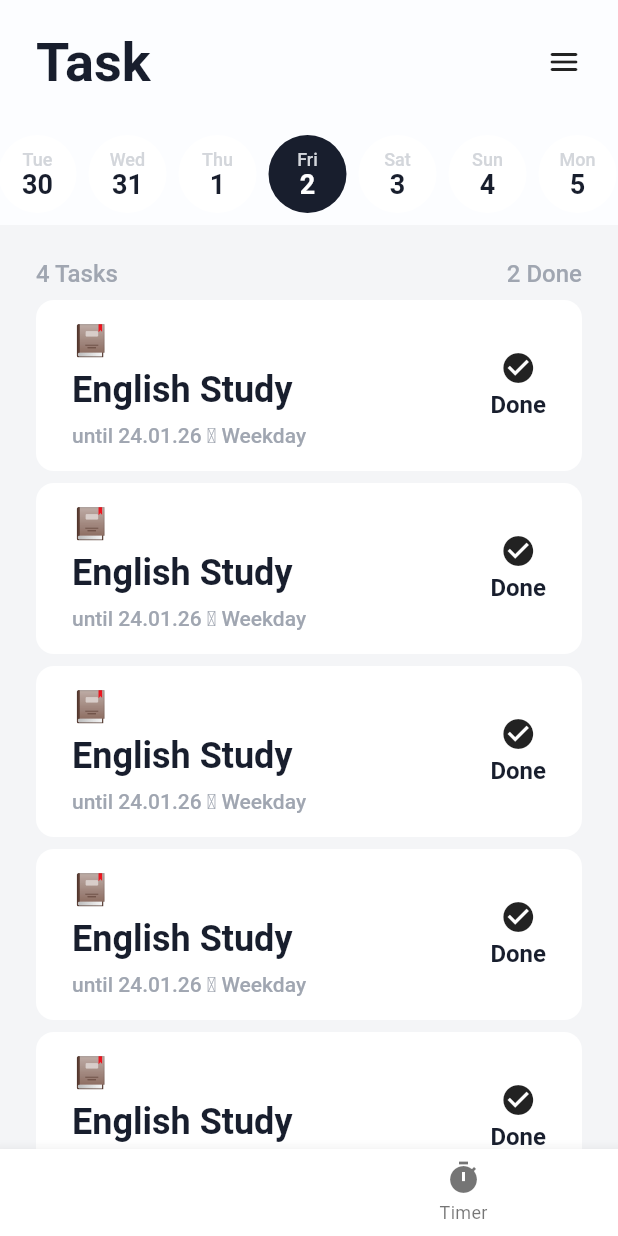
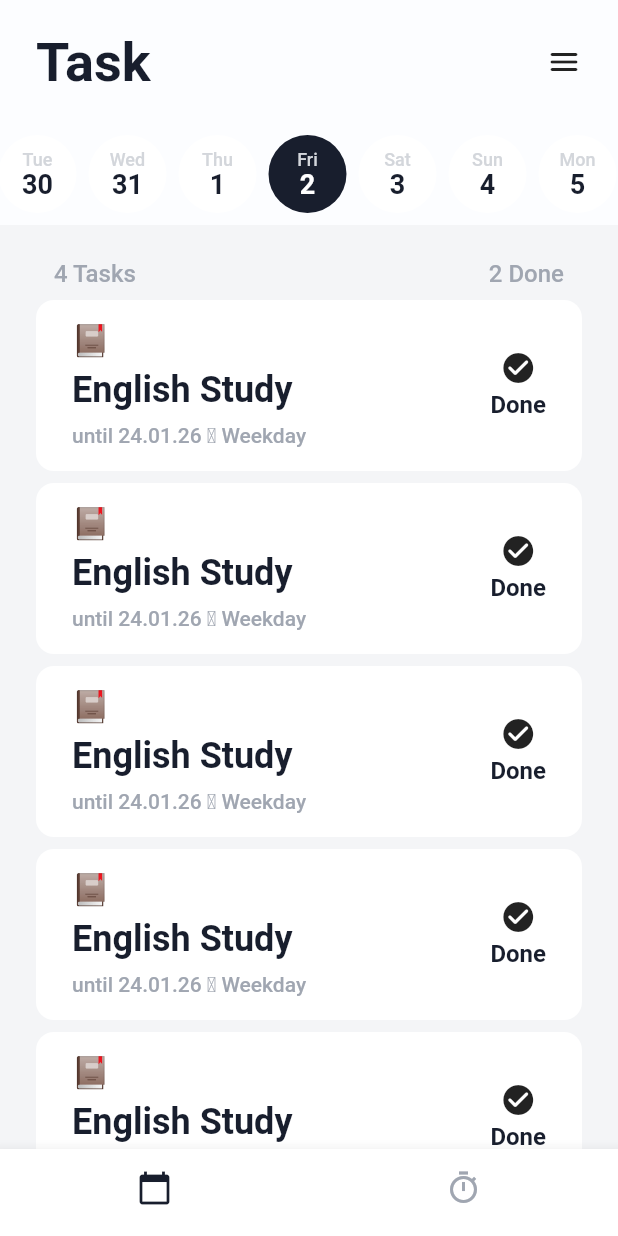
Before and after one commit to jeaniecho/zest-habit, a Flutter app: the screen it shows after launch, on a phone screen of 412 x 824 dp. Run offline on Flutter 3.47's test engine with Material 3 defaults, Android fonts, the phone set to English and light mode, and no system bars; our stand-ins replace rxdart; Roboto replaces fonts that are missing (NotoSansKR, Pretendard); project files that could hold a hidden picture were left out.

Commit message:
minor fix

```diff
--- a/lib/blocs/base/daily_bloc.dart
+++ b/lib/blocs/base/daily_bloc.dart
@@ -1,17 +1,25 @@
+import 'package:flutter/material.dart';
 import 'package:habit_app/utils/disposable.dart';
 import 'package:rxdart/rxdart.dart';
 
 const int prevDates = 30;
 
 class DailyBloc extends Disposable {
+  final double deviceWidth;
+
   late final List<DateTime> dates;
 
   final BehaviorSubject<int> _dateIndex = BehaviorSubject.seeded(prevDates);
   Stream<int> get dateIndex => _dateIndex.stream;
   Function get setDateIndex => _dateIndex.add;
 
-  DailyBloc() {
+  late final ScrollController dateScrollController;
+
+  DailyBloc({required this.deviceWidth}) {
     dates = getDates();
+    dateScrollController = ScrollController(
+        initialScrollOffset:
+            ((52 + 8) * prevDates - ((deviceWidth - 86) / 2)).toDouble());
   }
 
   @override
--- a/lib/pages/base/daily_page.dart
+++ b/lib/pages/base/daily_page.dart
@@ -60,11 +60,6 @@ class DailyDates extends StatelessWidget {
   Widget build(BuildContext context) {
     DailyBloc dailyBloc = context.read<DailyBloc>();
 
-    ScrollController dateScrollController = ScrollController(
-        initialScrollOffset: ((52 + 8) * prevDates -
-                ((MediaQuery.sizeOf(context).width - 86) / 2))
-            .toDouble());
-
     return StreamBuilder<int>(
         stream: dailyBloc.dateIndex,
         builder: (context, snapshot) {
@@ -73,7 +68,7 @@ class DailyDates extends StatelessWidget {
           return SizedBox(
             height: 52 + 16,
             child: ListView.separated(
-                controller: dateScrollController,
+                controller: dailyBloc.dateScrollController,
                 scrollDirection: Axis.horizontal,
                 padding: HTEdgeInsets.horizontal16,
                 shrinkWrap: true,
@@ -133,7 +128,9 @@ class DailyTaskList extends StatelessWidget {
             padding: HTEdgeInsets.all24,
             child: Column(
               children: [
-                const Row(
+                const Padding(
+                  padding: HTEdgeInsets.horizontal12,
+                  child: Row(
                     children: [
                       HTText(
                         '4 Tasks',
@@ -147,6 +144,7 @@ class DailyTaskList extends StatelessWidget {
                         color: HTColors.gray040,
                       ),
                     ],
+                  ),
                 ),
                 HTSpacers.height8,
                 ListView.separated(
@@ -186,7 +184,7 @@ class DailyTaskList extends StatelessWidget {
                             Spacer(),
                             Column(
                               children: [
-                                Icon(Icons.check_circle),
+                                Icon(Icons.check_circle_rounded),
                                 HTText(
                                   'Done',
                                   typoToken: HTTypoToken.headlineXXSmall,
--- a/lib/pages/base_page.dart
+++ b/lib/pages/base_page.dart
@@ -4,6 +4,7 @@ import 'package:habit_app/blocs/base/daily_bloc.dart';
 import 'package:habit_app/blocs/base/timer_bloc.dart';
 import 'package:habit_app/pages/base/daily_page.dart';
 import 'package:habit_app/pages/base/timer_page.dart';
+import 'package:habit_app/styles/colors.dart';
 import 'package:provider/provider.dart';
 
 class BasePage extends StatelessWidget {
@@ -12,7 +13,8 @@ class BasePage extends StatelessWidget {
   @override
   Widget build(BuildContext context) {
     AppBloc appBloc = context.read<AppBloc>();
-    DailyBloc dailyBloc = DailyBloc();
+    DailyBloc dailyBloc =
+        DailyBloc(deviceWidth: MediaQuery.sizeOf(context).width);
     TimerBloc timerBloc = TimerBloc();
 
     return StreamBuilder<int>(
@@ -47,10 +49,15 @@ class BasePage extends StatelessWidget {
               onTap: (int index) {
                 appBloc.setBottomIndex(index);
               },
+              selectedItemColor: HTColors.black,
+              unselectedItemColor: HTColors.gray040,
+              showSelectedLabels: false,
+              showUnselectedLabels: false,
               items: const [
-                BottomNavigationBarItem(icon: Icon(Icons.home), label: 'Home'),
                 BottomNavigationBarItem(
-                    icon: Icon(Icons.timer), label: 'Timer'),
+                    icon: Icon(Icons.calendar_today), label: 'Home'),
+                BottomNavigationBarItem(
+                    icon: Icon(Icons.timer_outlined), label: 'Timer'),
               ],
             ),
           );
```
Lines whose indentation alone changed are shown as unchanged.
